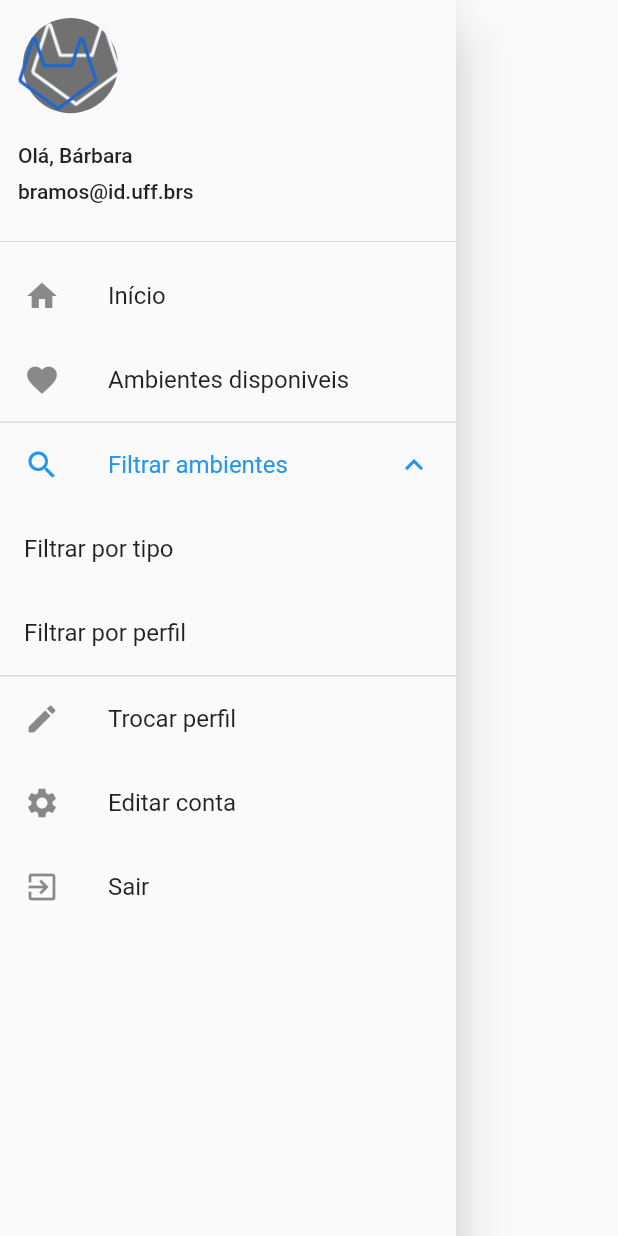
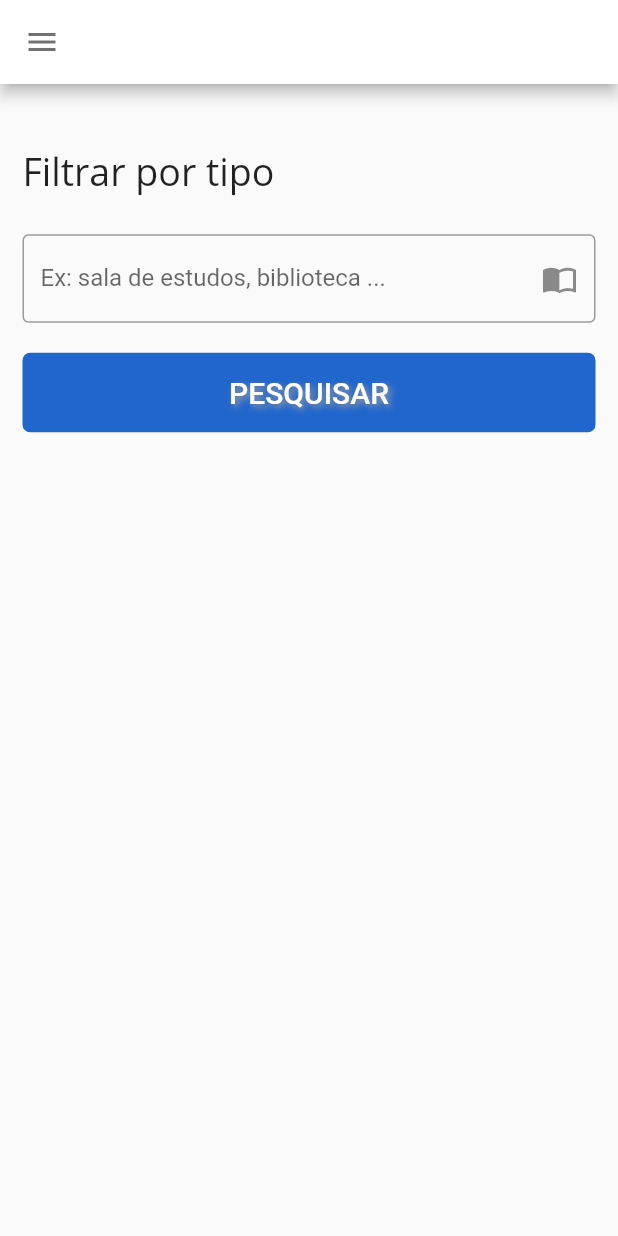
Before and after one commit to zepaulogomes/projsoftware, a Flutter app: the AppDrawer widget shown alone on an empty page, opened directly, after a tap on "Filtrar ambientes", after a tap on "Filtrar por tipo", on a phone screen of 412 x 824 dp. Run offline on Flutter 3.47's test engine with Material 2 defaults, Android fonts, the phone set to English and light mode, and no system bars.

Commit message:
Adicionada as telas ambientes disponiveis, telas de perfis e filtrar por tipo

```diff
--- a/lib/components/UI/drawer.dart
+++ b/lib/components/UI/drawer.dart
@@ -1,7 +1,9 @@
 import 'package:flutter/material.dart';
 import 'package:projsoftware/screens/change_profile_screen.dart';
 import 'package:projsoftware/screens/edit_profile_screen.dart';
+import 'package:projsoftware/screens/filter_by_type_screen.dart';
 import 'package:projsoftware/screens/home_screen.dart';
+import 'package:projsoftware/screens/available_environments_screen.dart';
 import 'package:projsoftware/values/colors.dart';
 import 'package:projsoftware/values/strings.dart';
 
@@ -66,7 +68,10 @@ class _AppDrawerState extends State<AppDrawer> {
               title: Text(StringValues.AVAIBLE_ENVIRONMENTS),
             ),
             onTap: () {
-              debugPrint("chegay");
+              Navigator.push(
+                context,
+                MaterialPageRoute(builder: (context) => AvailableEnvironment()),
+              );
             },
           ),
           ExpansionTile(
@@ -78,7 +83,11 @@ class _AppDrawerState extends State<AppDrawer> {
                     title: Text(StringValues.FILTER_TYPE),
                   ),
                   onTap: () {
-                    debugPrint("chegando");
+                    Navigator.push(
+                      context,
+                      MaterialPageRoute(
+                          builder: (context) => FilterByTypeScreen()),
+                    );
                   },
                 ),
                 GestureDetector(
--- a/lib/components/UI/text_field.dart
+++ b/lib/components/UI/text_field.dart
@@ -6,7 +6,8 @@ class TextFieldInput extends StatefulWidget {
   final bool _password;
   final TextInputType _keyboardType;
 
-  TextFieldInput(this._placeHolder, this._icon, this._password, this._keyboardType);
+  TextFieldInput(
+      this._placeHolder, this._icon, this._password, this._keyboardType);
 
   TextFieldInput.texto(String placeHolder, IconData icon)
       : this._placeHolder = placeHolder,
@@ -22,7 +23,6 @@ class TextFieldInput extends StatefulWidget {
       : this._placeHolder = placeHolder,
         this._icon = Icons.mail_outline,
         this._password = false,
-
         this._keyboardType = TextInputType.emailAddress;
 
   @override
--- /dev/null
+++ b/lib/screens/filter_by_type_screen.dart
@@ -0,0 +1,90 @@
+import 'package:flutter/material.dart';
+import 'package:projsoftware/components/UI/drawer.dart';
+import 'package:projsoftware/components/UI/text_field.dart';
+import 'package:projsoftware/screens/quiz_screen.dart';
+import 'package:projsoftware/values/strings.dart';
+
+class FilterByTypeScreen extends StatefulWidget {
+  @override
+  _FilterByTypeScreenState createState() => _FilterByTypeScreenState();
+}
+
+class _FilterByTypeScreenState extends State<FilterByTypeScreen> {
+  @override
+  Widget build(BuildContext context) {
+    return _buildFilterByTypeScreen(context);
+  }
+
+  Widget _buildFilterByTypeScreen(BuildContext context) {
+    double height = MediaQuery.of(context).size.height;
+    return Scaffold(
+      appBar: AppBar(),
+      drawer: new AppDrawer(),
+      body: Container(
+        margin: EdgeInsets.fromLTRB(15, 0, 15, 20),
+        child: ListView(
+          children: <Widget>[
+            SizedBox(
+              height: height * 0.05,
+            ),
+            Column(
+              children: <Widget>[
+                Row(
+                  children: <Widget>[
+                    Container(
+                      padding: const EdgeInsets.fromLTRB(0, 0, 5.0, 5.0),
+                      child: Text(
+                        StringValues.FILTER_BY_TYPE_TITTLE,
+                        style: TextStyle(fontSize: 25),
+                      ),
+                    ),
+                    SizedBox(
+                      width: 20,
+                    ),
+                  ],
+                ),
+                SizedBox(
+                  height: 20,
+                ),
+                TextFieldInput.texto(StringValues.FILTER_BY_TYPE_PLACEHOLDER,
+                    Icons.import_contacts),
+                SizedBox(
+                  height: 20,
+                ),
+                SizedBox(
+                  width: double.infinity,
+                  child: FlatButton(
+                    padding: EdgeInsets.fromLTRB(0, 15.0, 0, 15.0),
+                    color: Color.fromRGBO(33, 102, 204, 1),
+                    textColor: Colors.white,
+                    disabledColor: Colors.grey,
+                    disabledTextColor: Colors.black,
+                    splashColor: Colors.blueAccent,
+                    shape: new RoundedRectangleBorder(
+                        borderRadius: new BorderRadius.circular(5.0)),
+                    onPressed: () {
+                      debugPrint("clickey");
+                    },
+                    child: Text(
+                      StringValues.FILTER_BY_TYPE_BUTTON_TITTLE,
+                      style: TextStyle(
+                        fontSize: 20.0,
+                        shadows: [
+                          Shadow(
+                            blurRadius: 5.0,
+                            color: Colors.grey,
+                            offset: Offset(2.0, 2.0),
+                          ),
+                        ],
+                      ),
+                    ),
+                  ),
+                ),
+              ],
+            ),
+          ],
+        ),
+      ),
+    );
+  }
+}
--- a/lib/values/strings.dart
+++ b/lib/values/strings.dart
@@ -42,9 +42,14 @@ class StringValues {
   ];
   static final ERROR_MESSAGE = 'Preencha todos os campos';
 
-  // EditProfileScreen
+  // EDIT PROFILES SCREEN
   static final EDIT_ACCOUNT = 'Editar Conta';
   static final EDIT_ACCOUNT_BUTTON_TITLE = 'SALVAR CONTA';
+
+  // FILTER BY TYPE SCREEN
+  static final FILTER_BY_TYPE_TITTLE = 'Filtrar por tipo';
+  static final FILTER_BY_TYPE_BUTTON_TITTLE = 'PESQUISAR';
+  static final FILTER_BY_TYPE_PLACEHOLDER = 'Ex: sala de estudos, biblioteca ...';
 
   // PROFILES
   static final LONELY_WOLF = "Lobo solitário";
@@ -60,4 +65,6 @@ class StringValues {
   static final OUTGOING_TITLE = "Seu perfil é \"Da galera\"";
   static final OUTGOING_DESCRIPTION =
       "Você prefere estudar em grupos, compartilhando seu conhecimento com os demais e adquirir dos amigos.";
+
+  static final PROFILE_TEXT = "você está em";
 }
```
Also changed, not shown: lib/components/UI/available_environments.dart (added, +88 -0 lines), lib/components/UI/profiles.dart (added, +103 -0 lines), lib/screens/available_environments_screen.dart (added, +30 -0 lines), lib/screens/change_profile_screen.dart (+17 -6 lines), lib/screens/jack_of_all_trades_screen.dart (added, +26 -0 lines), lib/screens/lonely_wolf_profile_screen.dart (added, +26 -0 lines), lib/screens/outgoing_screen.dart (added, +26 -0 lines).
